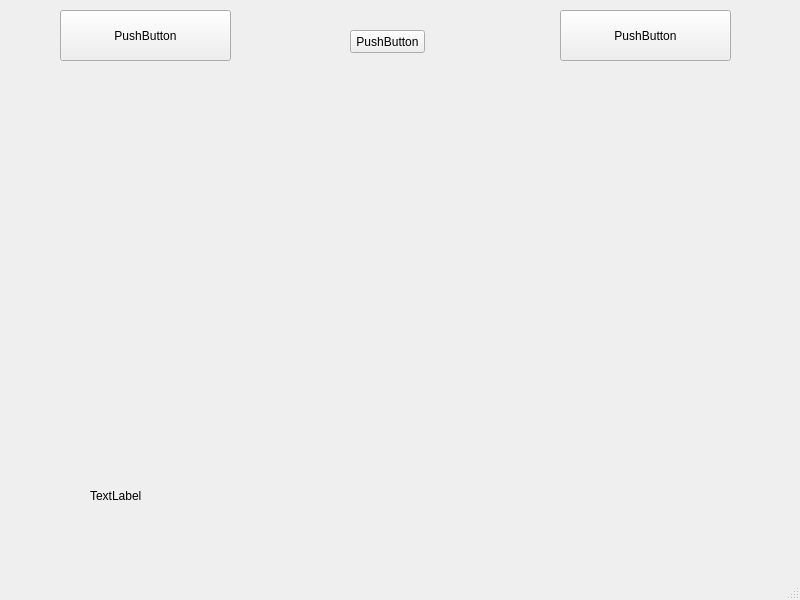
Above: untitled.ui from RandMinich/correlation before the change. Below: the same form after it.
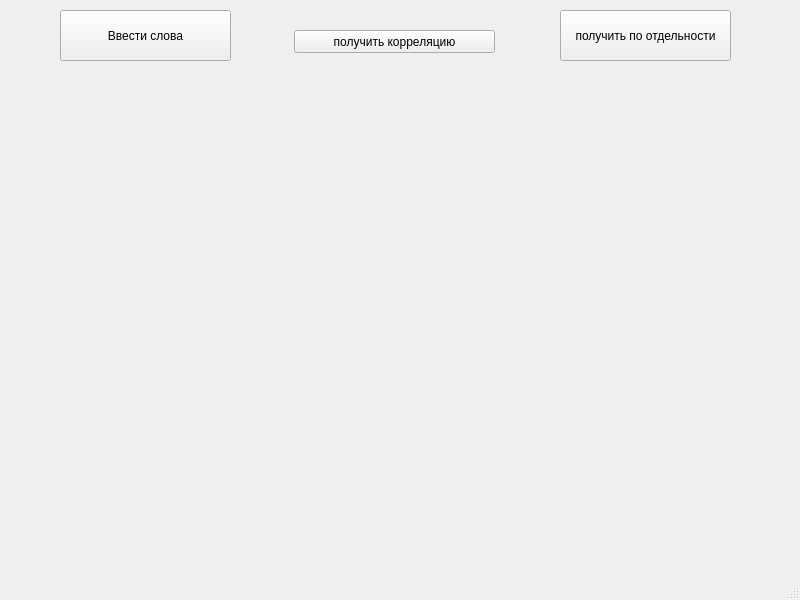
That is the form after the change.

Commit message: add working status bar

What changed in the file:
```diff
--- a/untitled.ui
+++ b/untitled.ui
@@ -24,7 +24,7 @@
      </rect>
     </property>
     <property name="text">
-     <string>PushButton</string>
+     <string>Ввести слова</string>
     </property>
    </widget>
    <widget class="QLabel" name="label">
@@ -37,7 +37,7 @@
      </rect>
     </property>
     <property name="text">
-     <string>TextLabel</string>
+     <string/>
     </property>
    </widget>
    <widget class="QPushButton" name="pushButton_2">
@@ -50,20 +50,20 @@
      </rect>
     </property>
     <property name="text">
-     <string>PushButton</string>
+     <string>получить по отдельности</string>
     </property>
    </widget>
    <widget class="QPushButton" name="pushButton_3">
     <property name="geometry">
      <rect>
-      <x>350</x>
+      <x>294</x>
       <y>30</y>
-      <width>75</width>
+      <width>201</width>
       <height>23</height>
      </rect>
     </property>
     <property name="text">
-     <string>PushButton</string>
+     <string>получить корреляцию</string>
     </property>
    </widget>
   </widget>
```
The commit also changes 1 other file.
